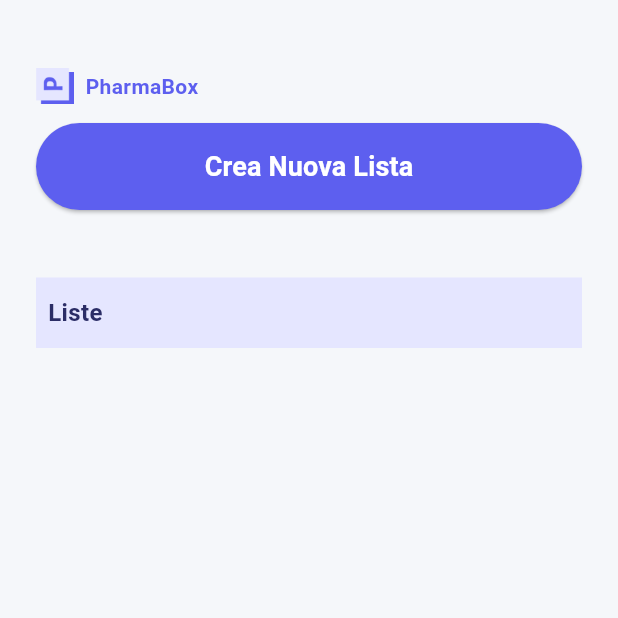
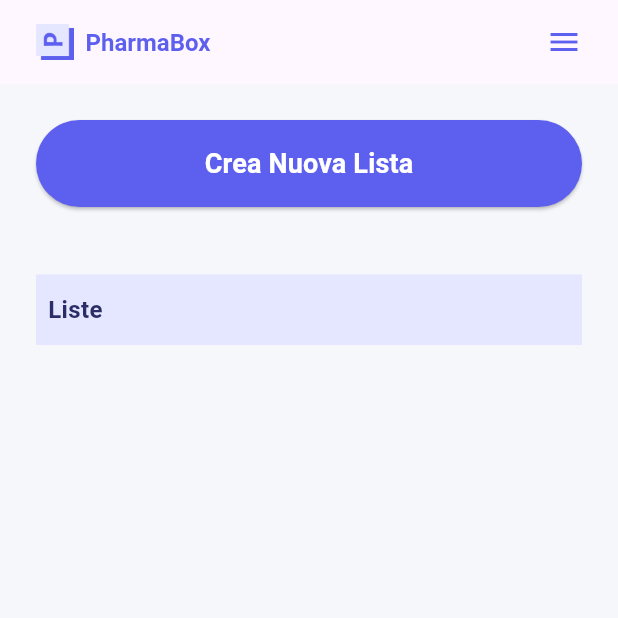
Before and after one commit to anish77/PharmaBox, a Flutter app: the ListsPage screen opened directly, on a phone screen of 412 x 824 dp, the top half of it. Run offline on Flutter 3.47's test engine with Material 3 defaults, Android fonts, the phone set to English and light mode, and no system bars; our stand-ins replace cloud_firestore, firebase_auth, firebase_core, flutter_riverpod, logger, toggle_switch; accounts and stored records are empty.

```diff
--- a/lib/screens/lists_page.dart
+++ b/lib/screens/lists_page.dart
@@ -6,6 +6,7 @@ import 'package:pharma_box/data/constants.dart';
 import 'package:pharma_box/screens/selected_list_page.dart';
 import 'package:pharma_box/widgets/crea_lista_popup.dart';
 import 'package:pharma_box/widgets/custom_button.dart';
+import 'package:pharma_box/widgets/log_out_popup.dart';
 
 class ListsPage extends StatefulWidget {
   const ListsPage({super.key});
@@ -58,31 +59,70 @@ class _ListsPageState extends State<ListsPage> {
   @override
   Widget build(BuildContext context) {
     return Scaffold(
-      body: SafeArea(
-        child: Padding(
-          padding: const EdgeInsets.only(top: 45, left: 24, right: 24),
-          child: Column(
-            crossAxisAlignment: CrossAxisAlignment.start,
-            children: [
-              // Logo + titolo
-              Row(
+      appBar: AppBar(
+        automaticallyImplyLeading: false, // niente icona automatica a sinistra
+        title: Padding(
+          padding: const EdgeInsets.only(left: 8),
+          child: Row(
             children: [
               Image.asset(kLogo, height: 25, width: 25),
               const SizedBox(width: 8),
               const Text(
                 kAppName,
                 style: TextStyle(
-                      fontSize: 14,
+                  fontSize: 16,
                   fontWeight: FontWeight.bold,
                   color: kPrimary,
                 ),
               ),
-
             ],
           ),
-
-              const SizedBox(height: 12),
-
+        ),
+        actions: [
+          Builder(
+            builder:
+                (context) => IconButton(
+                  icon: Padding(
+                    padding: const EdgeInsets.only(right: 16),
+                    child: Icon(Icons.menu, color: kPrimary),
+                  ), // colore che vuoi
+                  onPressed: () => Scaffold.of(context).openEndDrawer(),
+                ),
+          ),
+        ],
+      ),
+      endDrawer: Drawer(
+        child: ListView(
+          padding: EdgeInsets.zero,
+          children: [
+            DrawerHeader(
+              decoration: BoxDecoration(color: kPrimary),
+              child: Text(
+                'Menu',
+                style: TextStyle(color: Colors.white, fontSize: 20),
+              ),
+            ),
+            ListTile(
+             // leading: Icon(Icons.settings),
+              title: Text('Opzione 1'),
+              onTap: () => Navigator.pop(context),
+            ),
+             ListTile(
+              title: Text('Log out', style: TextStyle( fontSize: 18,
+                  fontWeight: FontWeight.w500, color: kRed),),
+              onTap: () {
+                 LogoutPopup().showLogout(context);
+              },
+            ),
+          ],
+        ),
+      ),
+      body: SafeArea(
+        child: Padding(
+          padding: const EdgeInsets.only(top: 24, left: 24, right: 24),
+          child: Column(
+            crossAxisAlignment: CrossAxisAlignment.start,
+            children: [
               // Bottone
               CustomButton(
                 title: "Crea Nuova Lista",
@@ -92,9 +132,7 @@ class _ListsPageState extends State<ListsPage> {
                   CreaListaPopup().showPopup(context);
                 },
               ),
-
               const SizedBox(height: 45),
-
               // Intestazione Liste
               Container(
                 width: double.infinity,
--- a/pubspec.yaml
+++ b/pubspec.yaml
@@ -23,6 +23,7 @@ dependencies:
   logger: ^2.6.1
   toggle_switch: ^2.3.0
   cloud_firestore: ^6.0.0
+  flutter_launcher_icons: ^0.14.4
 
 dev_dependencies:
   flutter_test:
```
Also changed, not shown: lib/widgets/log_out_popup.dart (added, +66 -0 lines), pubspec.lock, 37 other files. Lines whose indentation alone changed are shown as unchanged.
